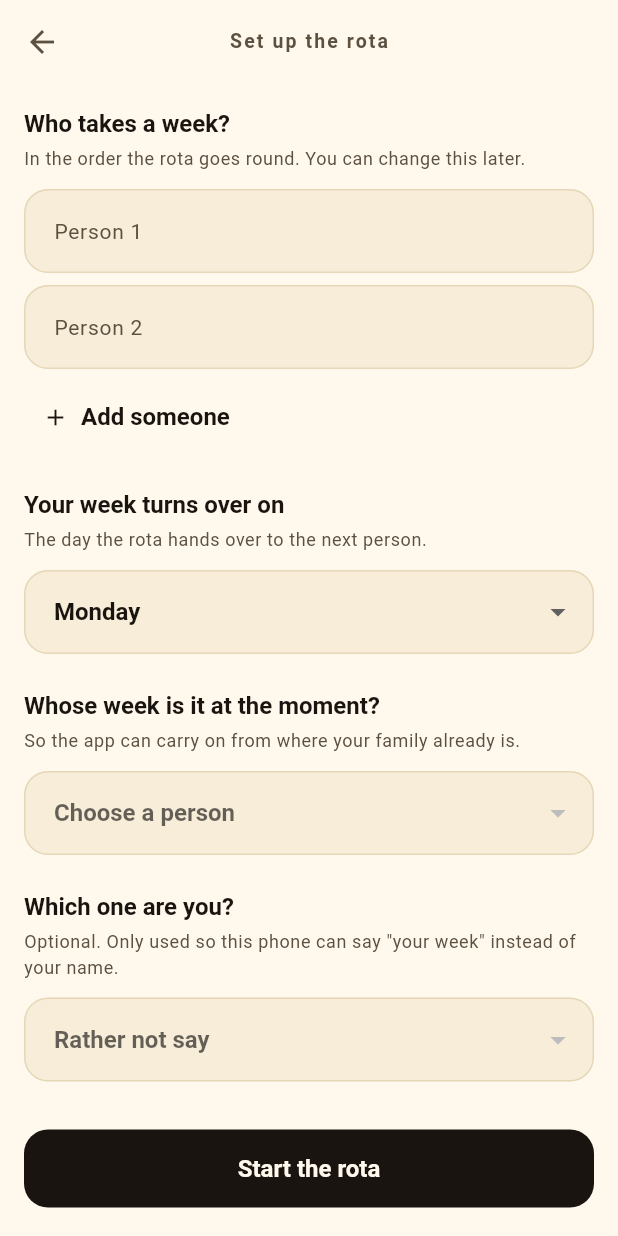
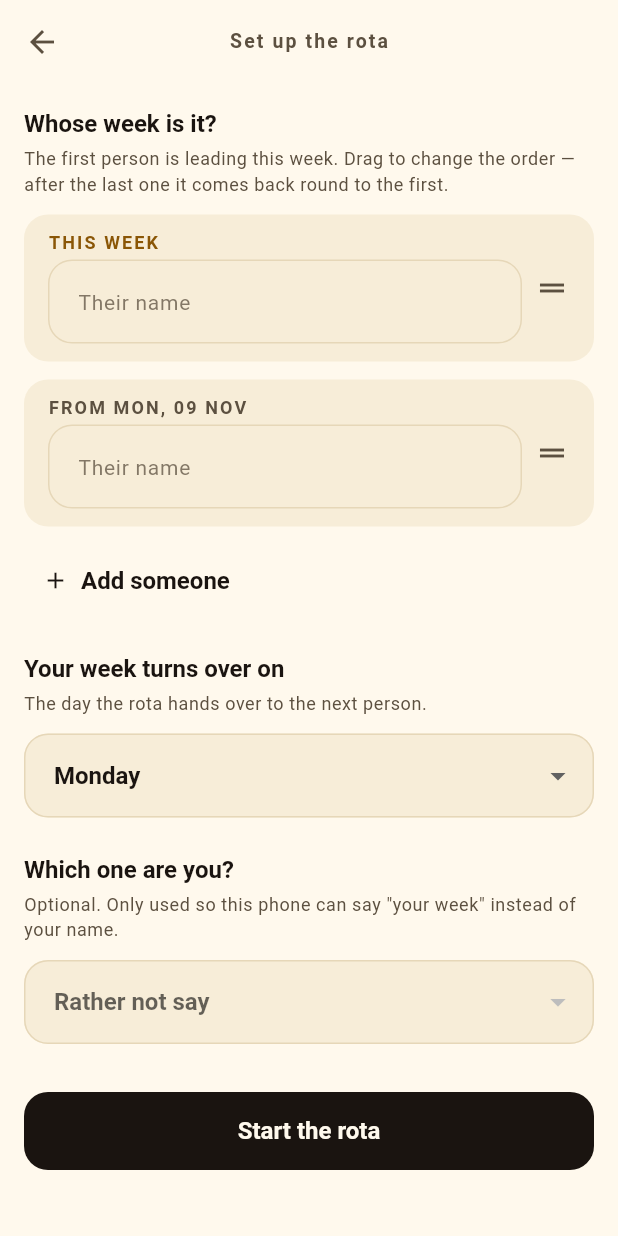
Before and after one commit to Jabulile1704/Mashibini-Prayer, a Flutter app: the screen it shows after launch, after a tap on "Set up the rota", on a phone screen of 412 x 824 dp. Run offline on Flutter 3.47's test engine with Material 3 defaults, Android fonts, the phone set to English and light mode, and no system bars; our stand-ins replace firebase_core, flutter_local_notifications, package_info_plus, shared_preferences, timezone; accounts and stored records are empty.

Commit message:
feat(setup): the list is the rota, so nothing has to be assumed
Setup asked one question twice. "Who takes a week?" captured the order by
the order somebody happened to type names in, and then "Whose week is it at
the moment?" asked again in a dropdown — and that second answer silently
rotated the first. Two answers, one fact, and the relationship between them
was invisible.

Now there is one list and it *is* the rota. The first row is labelled THIS
WEEK; every row below it carries the date its turn begins on — "FROM MON, 09
NOV" — and below the last one it says "…and then back to Jabulile", because
the thing that needed saying out loud was that the cycle closes.

Reordering is dragging. Changing who is leading and changing the order were
never two different operations, so they are now one gesture.

The drag handle is explicit rather than the whole row being draggable: a row
that contains a text field cannot also be a drag target without a long press
fighting over whether somebody meant to move the person or select their
name.

**The domain needed no change.** `RotaSetup.build` already rotates the order
so the current leader sits first; with the list starting at this week that
rotation is a no-op, and `currentLeaderId` is simply `members.first.id`.
That the fix was entirely presentational is the design from Day 2 paying
off.

`onReorderItem` rather than the deprecated `onReorder`, which reports the
destination index as it would be *before* the row is removed and needs the
caller to subtract one when moving down. Using the newer callback removes
that trap instead of compensating for it.

Tests: the "not saying whose week it is is explained" case is gone, because
that failure can no longer happen — replaced by one asserting the first
person leads. The drag is covered end to end, which needed an explicit
gesture with pumps between the moves; a single `tester.drag` does not drive
a reorder, because the list needs frames to work out where the row landed.

```diff
--- a/lib/src/presentation/screens/setup_screen.dart
+++ b/lib/src/presentation/screens/setup_screen.dart
@@ -7,6 +7,9 @@ import '../../domain/entities/family.dart';
 import '../../domain/entities/member.dart';
 import '../../domain/ids.dart';
 import '../../domain/rota/rota_setup.dart';
+import '../../domain/rota/week.dart';
+import '../brand/tokens.dart';
+import '../widgets/date_text.dart';
 import '../widgets/weekday_names.dart';
 
 /// Setting up the rota: who takes a week, which day it turns over, and whose
@@ -24,7 +27,6 @@ class SetupScreen extends StatefulWidget {
   });
 
   static const Key turnoverDayField = Key('setup.turnoverDay');
-  static const Key currentLeaderField = Key('setup.currentLeader');
   static const Key youAreField = Key('setup.youAre');
   static const Key startButton = Key('setup.start');
 
@@ -60,7 +62,6 @@ class _SetupScreenState extends State<SetupScreen> {
   /// chosen below — the engine has never cared (ADR-002) — but this is the
   /// one a family means when they say "next week".
   int _turnoverWeekday = DateTime.monday;
-  int? _currentLeader;
   int? _youAre;
   bool _saving = false;
   String? _formError;
@@ -96,8 +97,46 @@ class _SetupScreenState extends State<SetupScreen> {
     setState(() {
       _names.removeAt(index).dispose();
       _focus.removeAt(index).dispose();
-      // The dropdowns point at row indices, which have just shifted.
-      _currentLeader = null;
+      // The remaining dropdown points at row indices, which have shifted.
+      _youAre = null;
+    });
+  }
+
+  /// Which week a position in the list covers.
+  ///
+  /// This is the whole point of the change. The order used to be implied by
+  /// the order somebody happened to type names in, and then they were asked
+  /// *again*, in a dropdown, whose week it was. Two answers to one question,
+  /// and the second one silently rotated the first.
+  ///
+  /// Now the list is the rota: position one is this week, and every position
+  /// below it shows the Monday — or whichever day — it begins on.
+  String _weekLabel(BuildContext context, int index) {
+    if (index == 0) {
+      return 'This week';
+    }
+    final CalendarDate starts = Week.startOf(
+      _today,
+      _turnoverWeekday,
+    ).addDays(7 * index);
+    return 'from ${DateLabels.dayAndDate(context, starts)}';
+  }
+
+  /// Moves a person to a different position in the rota.
+  ///
+  /// The controller and its focus node travel together — they are two halves
+  /// of one row, and separating them hands somebody else's name the keyboard.
+  void _reorder(int from, int to) {
+    setState(() {
+      // `onReorderItem` already accounts for the removed row, unlike the
+      // deprecated `onReorder`, which reports the destination as it would
+      // be *before* removal and needs the caller to subtract one when
+      // moving down. Using the newer callback removes that trap rather than
+      // compensating for it.
+      _names.insert(to, _names.removeAt(from));
+      _focus.insert(to, _focus.removeAt(from));
+      // The "which one are you" dropdown points at a row index that has
+      // just moved under it.
       _youAre = null;
     });
   }
@@ -125,18 +164,10 @@ class _SetupScreenState extends State<SetupScreen> {
       setState(() => _formError = 'A rota needs at least two people.');
       return;
     }
-    if (_currentLeader == null) {
-      setState(() => _formError = 'Say whose week it is at the moment.');
-      return;
-    }
-
     final List<Member> members = <Member>[
       for (final (int, String) entry in filled)
         Member(id: widget.ids.newId('m'), displayName: entry.$2),
     ];
-    final int leaderPosition = filled.indexWhere(
-      ((int, String) entry) => entry.$1 == _currentLeader,
-    );
     final int? youPosition = _youAre == null
         ? null
         : filled.indexWhere(((int, String) entry) => entry.$1 == _youAre);
@@ -148,7 +179,11 @@ class _SetupScreenState extends State<SetupScreen> {
         familyName: 'Mashibini',
         members: members,
         turnoverWeekday: _turnoverWeekday,
-        currentLeaderId: members[leaderPosition].id,
+        // The first person in the list is leading this week — that is what
+        // the list *says*, in as many words, rather than being a separate
+        // answer somebody has to give twice. RotaSetup rotates the order so
+        // the leader sits first, which is now a no-op.
+        currentLeaderId: members.first.id,
         today: _today,
         ids: widget.ids,
       );
@@ -188,25 +223,34 @@ class _SetupScreenState extends State<SetupScreen> {
             padding: const EdgeInsets.all(16),
             children: <Widget>[
               _Heading(
-                title: 'Who takes a week?',
+                title: 'Whose week is it?',
                 subtitle:
-                    'In the order the rota goes round. You can change this '
-                    'later.',
+                    'The first person is leading this week. Drag to change '
+                    'the order — after the last one it comes back round to '
+                    'the first.',
               ),
-              for (int i = 0; i < _names.length; i++)
-                Padding(
-                  padding: const EdgeInsets.only(bottom: 8),
-                  child: Row(
-                    children: <Widget>[
-                      Expanded(
-                        child: TextFormField(
+              ReorderableListView.builder(
+                shrinkWrap: true,
+                physics: const NeverScrollableScrollPhysics(),
+                buildDefaultDragHandles: false,
+                itemCount: _names.length,
+                onReorderItem: _reorder,
+                itemBuilder: (BuildContext context, int i) => Padding(
+                  key: ValueKey<TextEditingController>(_names[i]),
+                  padding: const EdgeInsets.only(bottom: Space.md),
+                  child: _Position(
+                    index: i,
+                    when: _weekLabel(context, i),
+                    canRemove: _names.length > 2,
+                    onRemove: () => _removePerson(i),
+                    field: TextFormField(
                       controller: _names[i],
                       focusNode: _focus[i],
                       // These four lines are what shape the keyboard
-                          // somebody actually sees. Flutter uses each
-                          // platform's own keyboard — iOS's on an iPhone,
-                          // Samsung's on a Samsung — and what the app
-                          // controls is which variant of it opens.
+                      // somebody actually sees. Flutter uses each platform's
+                      // own keyboard — iOS's on an iPhone, Samsung's on a
+                      // Samsung — and what the app controls is which variant
+                      // of it opens.
                       keyboardType: TextInputType.name,
                       textCapitalization: TextCapitalization.words,
                       textInputAction: i == _names.length - 1
@@ -214,14 +258,14 @@ class _SetupScreenState extends State<SetupScreen> {
                           : TextInputAction.next,
                       autofillHints: const <String>[AutofillHints.name],
                       onFieldSubmitted: (_) => _moveOn(i),
-                          decoration: InputDecoration(
-                            labelText: 'Person ${i + 1}',
+                      decoration: const InputDecoration(
                         hintText: 'Their name',
+                        isDense: true,
                       ),
                       onChanged: (_) => setState(() {}),
                       validator: (String? value) {
-                            // Empty rows are ignored, not rejected: someone
-                            // may add a row and change their mind.
+                        // Empty rows are ignored, not rejected: someone may
+                        // add a row and change their mind.
                         if (value == null || value.trim().isEmpty) {
                           return null;
                         }
@@ -232,13 +276,14 @@ class _SetupScreenState extends State<SetupScreen> {
                       },
                     ),
                   ),
-                      if (_names.length > 2)
-                        IconButton(
-                          onPressed: () => _removePerson(i),
-                          icon: const Icon(Icons.remove_circle_outline),
-                          tooltip: 'Remove person ${i + 1}',
                 ),
-                    ],
+              ),
+              if (_filledNames.length >= 2)
+                Padding(
+                  padding: const EdgeInsets.only(left: Space.xs),
+                  child: Text(
+                    '…and then back to ${_filledNames.first.$2}.',
+                    style: Theme.of(context).textTheme.bodySmall,
                   ),
                 ),
               Align(
@@ -271,27 +316,6 @@ class _SetupScreenState extends State<SetupScreen> {
                     setState(() => _turnoverWeekday = value);
                   }
                 },
-              ),
-              const SizedBox(height: 24),
-              _Heading(
-                title: 'Whose week is it at the moment?',
-                subtitle:
-                    'So the app can carry on from where your family already '
-                    'is.',
-              ),
-              DropdownButtonFormField<int>(
-                key: SetupScreen.currentLeaderField,
-                initialValue: _currentLeader,
-                decoration: const InputDecoration(
-                  border: OutlineInputBorder(),
-                  hintText: 'Choose a person',
-                ),
-                items: <DropdownMenuItem<int>>[
-                  for (final (int index, String name) in filled)
-                    DropdownMenuItem<int>(value: index, child: Text(name)),
-                ],
-                onChanged: (int? value) =>
-                    setState(() => _currentLeader = value),
               ),
               const SizedBox(height: 24),
               _Heading(
@@ -362,3 +386,87 @@ class _Heading extends StatelessWidget {
     );
   }
 }
+
+/// One position in the rota: which week it is, who has it, and a handle.
+///
+/// The drag handle is explicit rather than the whole row being draggable.
+/// A row that contains a text field cannot also be a drag target — a long
+/// press would be fighting over whether somebody meant to move the person or
+/// select their name.
+class _Position extends StatelessWidget {
+  const _Position({
+    required this.index,
+    required this.when,
+    required this.field,
+    required this.canRemove,
+    required this.onRemove,
+  });
+
+  final int index;
+  final String when;
+  final Widget field;
+  final bool canRemove;
+  final VoidCallback onRemove;
+
+  @override
+  Widget build(BuildContext context) {
+    final ThemeData theme = Theme.of(context);
+    final bool isNow = index == 0;
+
+    return Container(
+      padding: const EdgeInsets.fromLTRB(
+        Space.lg,
+        Space.md,
+        Space.sm,
+        Space.md,
+      ),
+      decoration: BoxDecoration(
+        // This week's row is the accent one. It is the answer to the
+        // question the screen is asking, so it should be the thing the eye
+        // lands on.
+        color: isNow
+            ? theme.colorScheme.secondaryContainer
+            : theme.colorScheme.surfaceContainerHighest,
+        borderRadius: BorderRadius.circular(Radii.md),
+      ),
+      child: Row(
+        children: <Widget>[
+          Expanded(
+            child: Column(
+              crossAxisAlignment: CrossAxisAlignment.start,
+              children: <Widget>[
+                Text(
+                  when.toUpperCase(),
+                  style: theme.textTheme.labelMedium?.copyWith(
+                    color: isNow
+                        ? theme.colorScheme.onSecondaryContainer
+                        : theme.colorScheme.onSurfaceVariant,
+                  ),
+                ),
+                const SizedBox(height: Space.xs),
+                field,
+              ],
+            ),
+          ),
+          if (canRemove)
+            IconButton(
+              onPressed: onRemove,
+              icon: const Icon(Icons.remove_circle_outline),
+              tooltip: 'Remove this person',
+            ),
+          ReorderableDragStartListener(
+            index: index,
+            child: Padding(
+              padding: const EdgeInsets.all(Space.sm),
+              child: Icon(
+                Icons.drag_handle,
+                semanticLabel: 'Drag to reorder',
+                color: theme.colorScheme.onSurfaceVariant,
+              ),
+            ),
+          ),
+        ],
+      ),
+    );
+  }
+}
```
Also changed, not shown: 3 other files. Lines whose indentation alone changed are shown as unchanged.
